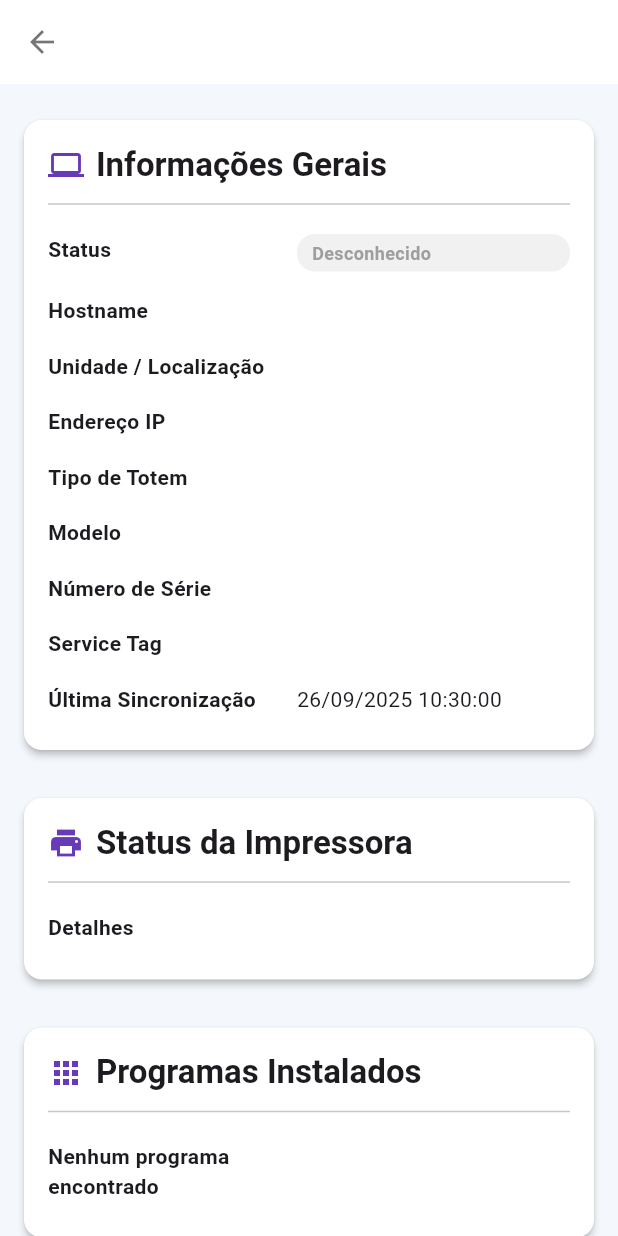
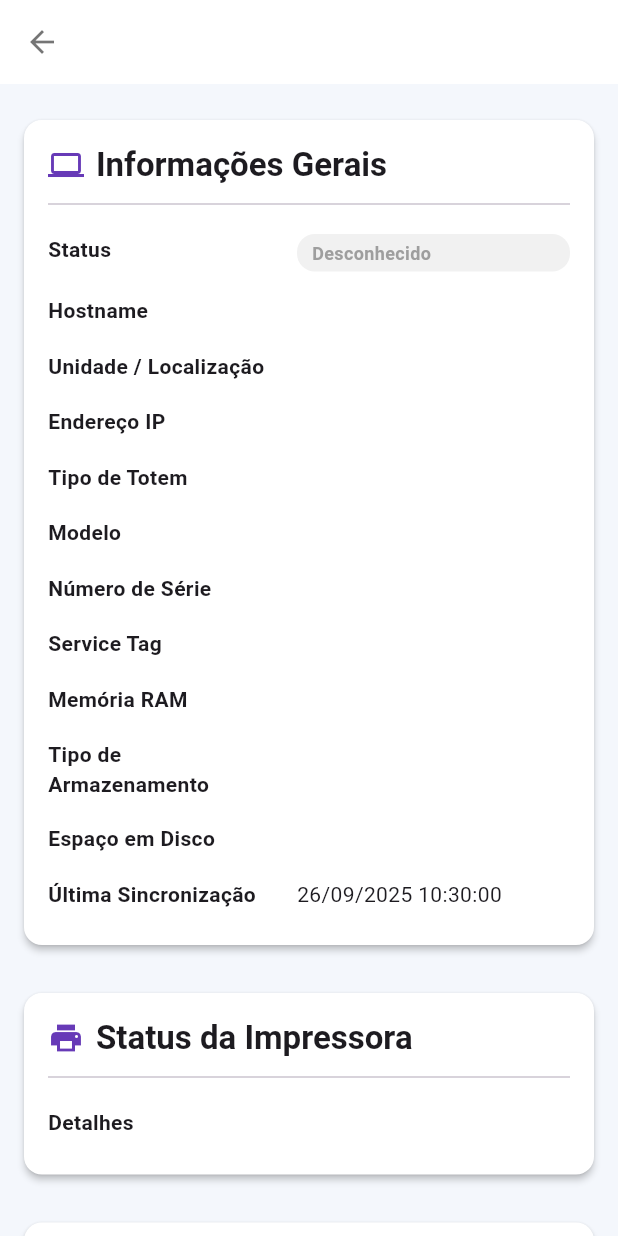
Before and after one commit to AlexandreCalmonJr/monitoramento_dashboard, a Flutter app: the DeviceDetailScreen screen opened directly with empty values, on a phone screen of 412 x 824 dp. Run offline on Flutter 3.47's test engine with Material 3 defaults, Android fonts, the phone set to English and light mode, and no system bars; our stand-ins replace shared_preferences; accounts and stored records are empty.

Commit message:
ajuste device hd e ssd e arm

```diff
--- a/lib/models/device.dart
+++ b/lib/models/device.dart
@@ -1,5 +1,5 @@
 // Ficheiro: lib/models/device.dart
-// DESCRIÇÃO: Adicionada a variável totemType que vem do servidor.
+// DESCRIÇÃO: Adicionadas as variáveis ram, hdType e hdStorage que vêm do servidor.
 
 class Device {
   final String id;
@@ -14,7 +14,11 @@ class Device {
   final DateTime lastSeen;
   final String status;
   final String biometricReaderStatus;
-  final String totemType; // NOVA VARIÁVEL ADICIONADA
+  final String totemType;
+  final String ram; // NOVO
+  final String hdType; // NOVO
+  final String hdStorage; // NOVO
+
 
   Device({
     required this.id,
@@ -29,7 +33,10 @@ class Device {
     required this.lastSeen,
     required this.status,
     required this.biometricReaderStatus,
-    required this.totemType, // NOVA VARIÁVEL ADICIONADA
+    required this.totemType,
+    required this.ram, // NOVO
+    required this.hdType, // NOVO
+    required this.hdStorage, // NOVO
   });
 
   factory Device.fromJson(Map<String, dynamic> json) {
@@ -50,7 +57,10 @@ class Device {
       lastSeen: parsedDate.toLocal(),
       status: json['status'] ?? 'Offline',
       biometricReaderStatus: json['biometricReaderStatus'] ?? 'N/A',
-      totemType: json['totemType'] ?? 'N/A', // NOVA VARIÁVEL COM FALLBACK
+      totemType: json['totemType'] ?? 'N/A',
+      ram: json['ram'] ?? 'N/A', // NOVO
+      hdType: json['hdType'] ?? 'N/A', // NOVO
+      hdStorage: json['hdStorage'] ?? 'N/A', // NOVO
     );
   }
 
--- a/lib/screens/device_detail_screen.dart
+++ b/lib/screens/device_detail_screen.dart
@@ -1,5 +1,5 @@
 // Ficheiro: lib/screens/device_detail_screen.dart
-// DESCRIÇÃO: Adicionado o campo "Tipo de Totem" na tela de detalhes do dispositivo.
+// DESCRIÇÃO: Adicionados os campos de RAM, Tipo de HD e Armazenamento na tela.
 
 import 'package:flutter/material.dart';
 import 'package:intl/intl.dart';
@@ -30,10 +30,13 @@ class DeviceDetailScreen extends StatelessWidget {
                 _InfoTile(label: 'Hostname', value: device.hostname),
                 _InfoTile(label: 'Unidade / Localização', value: device.location),
                 _InfoTile(label: 'Endereço IP', value: device.id),
-                _InfoTile(label: 'Tipo de Totem', value: device.totemType), // NOVO CAMPO ADICIONADO
+                _InfoTile(label: 'Tipo de Totem', value: device.totemType),
                 _InfoTile(label: 'Modelo', value: device.model),
                 _InfoTile(label: 'Número de Série', value: device.serialNumber),
                 _InfoTile(label: 'Service Tag', value: device.serviceTag),
+                _InfoTile(label: 'Memória RAM', value: device.ram), // NOVO CAMPO
+                _InfoTile(label: 'Tipo de Armazenamento', value: device.hdType), // NOVO CAMPO
+                _InfoTile(label: 'Espaço em Disco', value: device.hdStorage), // NOVO CAMPO
                 _InfoTile(label: 'Última Sincronização', value: DateFormat('dd/MM/yyyy HH:mm:ss').format(device.lastSeen)),
               ],
             ),
--- a/pubspec.yaml
+++ b/pubspec.yaml
@@ -19,6 +19,8 @@ dependencies:
   intl: ^0.19.0
   provider: ^6.1.1  # <-- VERIFIQUE SE ESTA LINHA EXISTE
   shared_preferences: ^2.2.2
+  csv: ^6.0.0
+  universal_html: ^2.2.4
 
 
   # Novo: Pacote para ícones (Java, Firefox, etc.).
```
Also changed, not shown: pubspec.lock.
